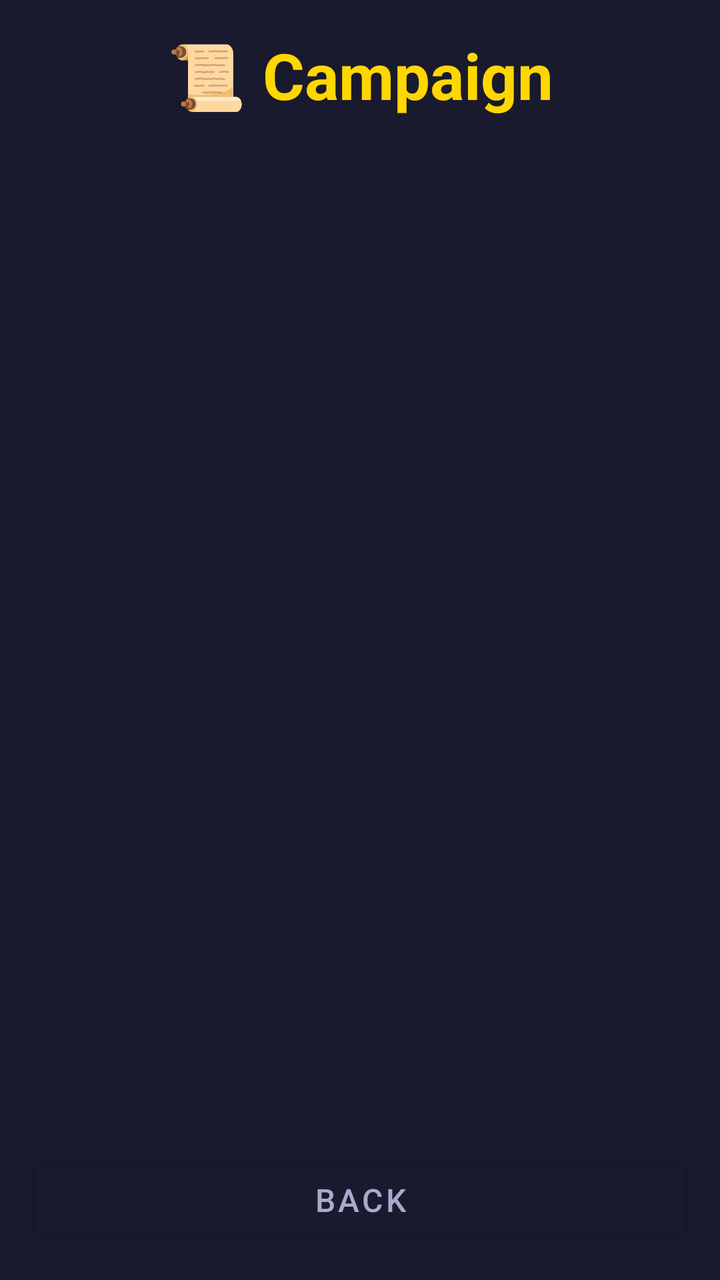
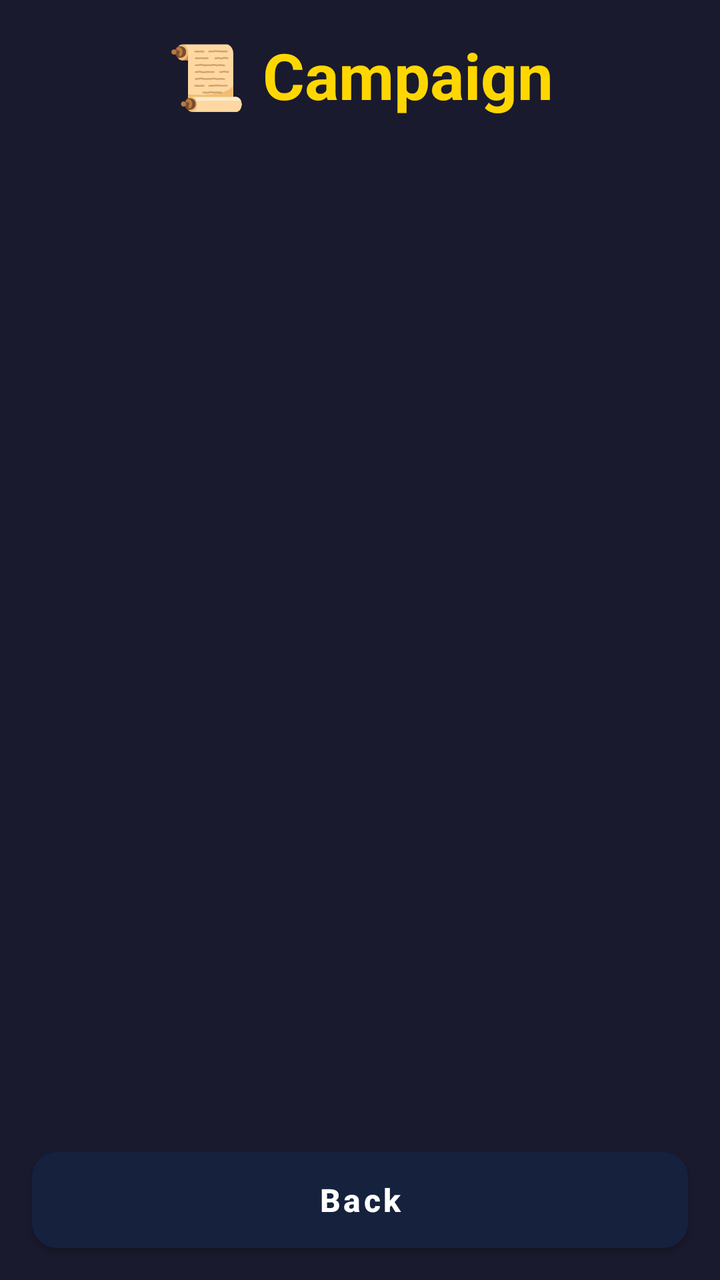

The first picture is an Android layout as it rendered before a commit; the second is the same layout after the commit. The layout source and the unified diff follow.
<!-- AndroidManifest.xml: application theme Theme.MyApp -->
<!-- res/layout/activity_campaign.xml -->
<?xml version="1.0" encoding="utf-8"?>
<LinearLayout
    xmlns:android="http://schemas.android.com/apk/res/android"
    android:layout_width="match_parent"
    android:layout_height="match_parent"
    android:orientation="vertical"
    android:background="@color/bg_dark">

    
    <LinearLayout
        android:layout_width="match_parent"
        android:layout_height="wrap_content"
        android:orientation="vertical"
        android:padding="16dp"
        android:gravity="center_horizontal">

        <TextView
            android:layout_width="wrap_content"
            android:layout_height="wrap_content"
            android:text="📜 Campaign"
            android:textColor="@color/gold"
            android:textSize="32sp"
            android:textStyle="bold"
            android:gravity="center" />

        <TextView
            android:id="@+id/text_progress"
            android:layout_width="wrap_content"
            android:layout_height="wrap_content"
            android:textColor="@color/text_secondary"
            android:textSize="16sp"
            android:gravity="center"
            android:layout_marginTop="4dp" />
    </LinearLayout>

    
    <ScrollView
        android:layout_width="match_parent"
        android:layout_height="0dp"
        android:layout_weight="1"
        android:paddingHorizontal="16dp">

        <LinearLayout
            android:id="@+id/level_container"
            android:layout_width="match_parent"
            android:layout_height="wrap_content"
            android:orientation="vertical"
            android:paddingBottom="16dp" />
    </ScrollView>

    
    <Button
        android:id="@+id/btn_back"
        style="@style/Widget.MaterialComponents.Button.OutlinedButton"
        android:layout_width="match_parent"
        android:layout_height="48dp"
        android:layout_margin="16dp"
        android:text="@string/back"
        android:textSize="16sp"
        android:textColor="@color/text_secondary" />

</LinearLayout>
<!-- resources referenced by this layout -->
<resources>
  <color name="bg_dark">#FF1A1A2E</color>
  <color name="gold">#FFFFD700</color>
  <color name="text_secondary">#FFAAAACC</color>
  <string name="back">Back</string>
  <style name="Theme.MyApp" parent="Theme.MaterialComponents.DayNight.NoActionBar">
          <item name="colorPrimary">@color/bg_header</item>
          <item name="colorPrimaryVariant">@color/bg_dark</item>
          <item name="colorOnPrimary">@color/gold</item>
          <item name="colorSecondary">@color/gold</item>
          <item name="colorSecondaryVariant">@color/gold</item>
          <item name="colorOnSecondary">@color/bg_dark</item>
          <item name="android:statusBarColor">@color/bg_header</item>
          <item name="android:navigationBarColor">@color/bg_dark</item>
          <item name="android:windowBackground">@color/bg_dark</item>
      </style>
  <color name="bg_header">#FF16213E</color>
</resources>

<!-- the commit's change to res/layout/activity_campaign.xml (unified diff, before → after) -->
@@ -51,12 +51,14 @@
     
     <Button
         android:id="@+id/btn_back"
-        style="@style/Widget.MaterialComponents.Button.OutlinedButton"
         android:layout_width="match_parent"
         android:layout_height="48dp"
         android:layout_margin="16dp"
         android:text="@string/back"
         android:textSize="16sp"
-        android:textColor="@color/text_secondary" />
+        android:textStyle="bold"
+        android:textAllCaps="false"
+        android:background="@drawable/bg_btn_action"
+        android:textColor="#FFFFFF" />
 
 </LinearLayout>
<!-- resource entries referenced after the edit -->
@@ -3,6 +3,18 @@
   <color name="bg_dark">#FF1A1A2E</color>
   <color name="gold">#FFFFD700</color>
   <color name="text_secondary">#FFAAAACC</color>
+  <!-- drawable bg_btn_action (drawable) -->
+  ﻿<?xml version="1.0" encoding="utf-8"?>
+  <ripple xmlns:android="http://schemas.android.com/apk/res/android"
+      android:color="@color/ripple_light">
+      <item>
+          <shape android:shape="rectangle">
+              <solid android:color="@color/btn_card_bg" />
+              <corners android:radius="12dp" />
+              <stroke android:width="1dp" android:color="@color/btn_card_border" />
+          </shape>
+      </item>
+  </ripple>
   <string name="back">Back</string>
   <style name="Theme.MyApp" parent="Theme.MaterialComponents.DayNight.NoActionBar">
           <item name="colorPrimary">@color/bg_header</item>
@@ -15,6 +27,9 @@
           <item name="android:navigationBarColor">@color/bg_dark</item>
           <item name="android:windowBackground">@color/bg_dark</item>
       </style>
+  <color name="ripple_light">#33FFFFFF</color>
+  <color name="btn_card_bg">#202C3F</color>
+  <color name="btn_card_border">#3B4E68</color>
   <color name="bg_header">#FF16213E</color>
 </resources>
 
